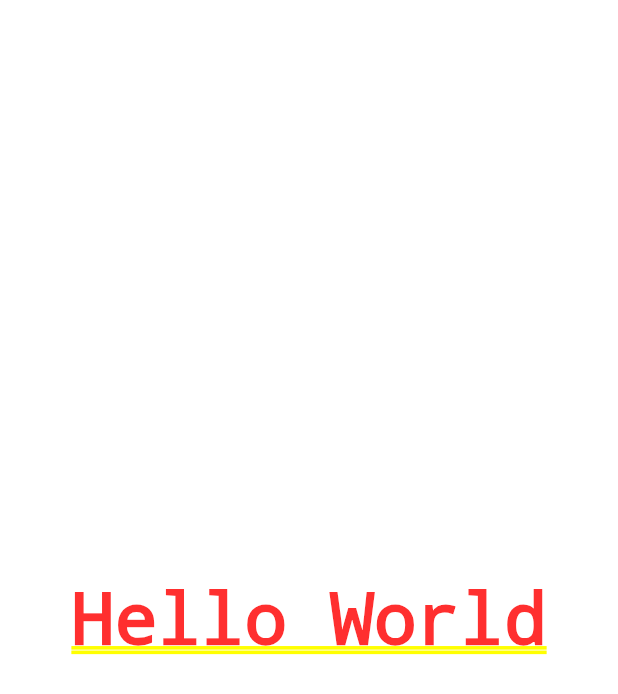
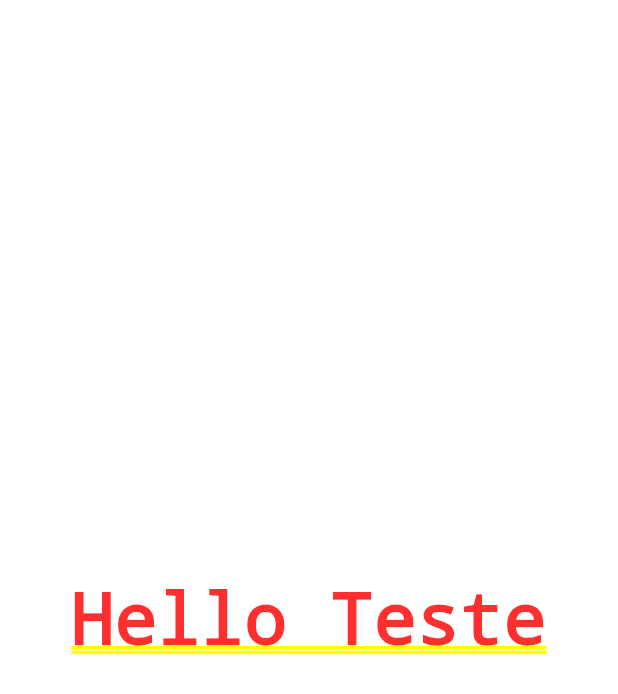
Before and after one commit to fell-lucas/flutter-angela, a Flutter app: the screen it shows after launch, on a phone screen of 412 x 824 dp. Shown: the top 694 px of the screen. Run offline on Flutter 3.47's test engine with Material 2 defaults, Android fonts, the phone set to English and light mode, and no system bars.

Commit message:
test verified commit

```diff
--- a/i_am_rich/lib/main.dart
+++ b/i_am_rich/lib/main.dart
@@ -3,7 +3,7 @@ import 'package:flutter/material.dart';
 void main() {
   runApp(MaterialApp(
     home: Center(
-      child: Text('Hello World'),
+      child: Text('Hello Teste'),
     ),
   ));
 }
```
